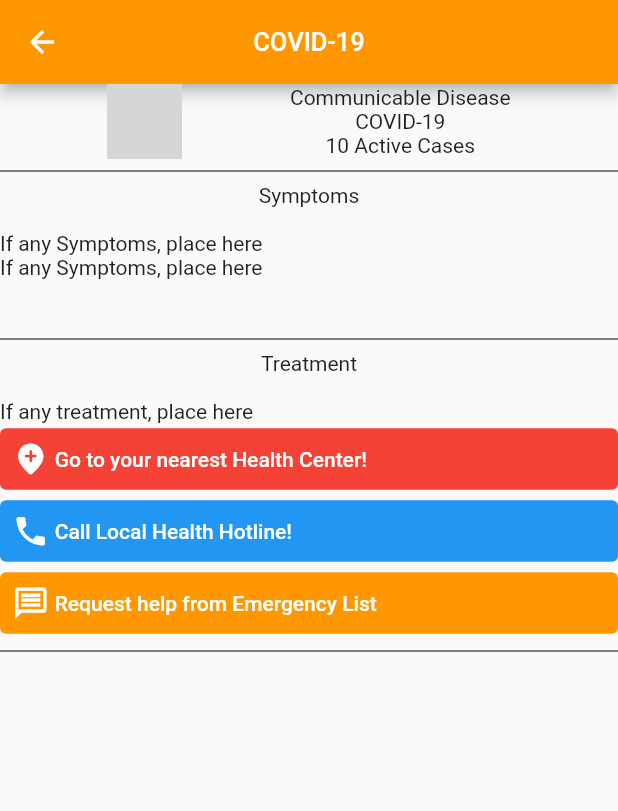
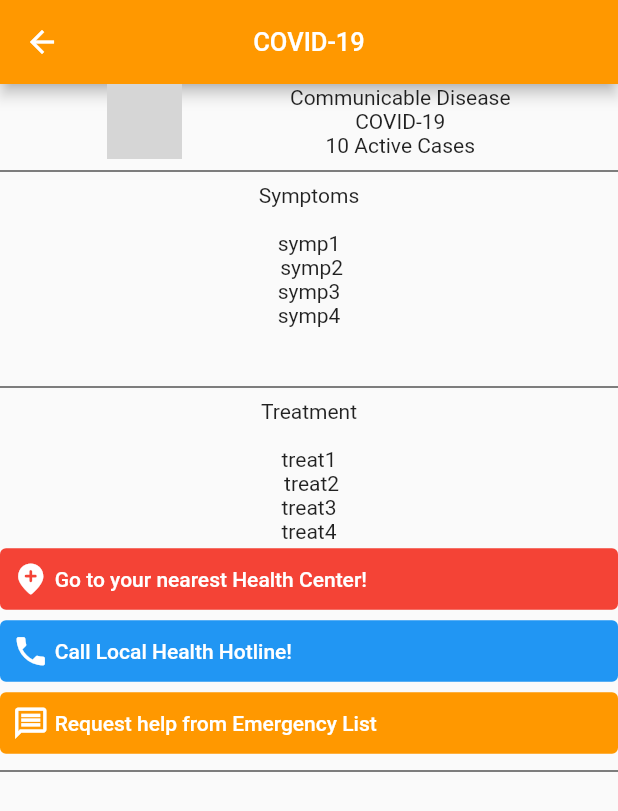
Before and after one commit to DineshBoyjoo/Google-SDG, a Flutter app: the disease screen opened directly, on a phone screen of 412 x 824 dp. Shown: the top 811 px of the screen. Run offline on Flutter 3.47's test engine with Material 2 defaults, Android fonts, the light colour scheme and no system bars; our stand-ins replace animate_do, geolocator; missing offline and left inert: geocoder, web_scraper; network calls fail; grey boxes are pictures that could not be loaded.

Commit message:
Commit 30/03/2021

```diff
--- a/dinfosease/lib/functions.dart
+++ b/dinfosease/lib/functions.dart
@@ -1,6 +1,6 @@
 import 'package:url_launcher/url_launcher.dart';
 import 'package:geolocator/geolocator.dart' ;
-import 'package:geocode/geocode.dart';
+
 
 
 
@@ -18,11 +18,7 @@ messageContacts(String MessageWarn,var _phoneNum,var emergencyContact) async { /
   MessageWarn=MessageWarn+" My Last Online Location is: https://www.google.com/maps?q="+lastPosition.latitude.toString()+"+"+lastPosition.longitude.toString(); //For Current Location
   //print("MSG: "+MessageWarn);
 
-  GeoCode geoCode = GeoCode();
 
-  //Coordinates coordinates = await geoCode.forwardGeocoding(address: "532 S Olive St, Los Angeles, CA 90013");
-
-  Coordinates coordinates = await geoCode.forwardGeocoding(address: "532 S Olive St, Los Angeles, CA 90013");
 
   // print("Latitude: ${coordinates.latitude}");
   // print("Longitude: ${coordinates.longitude}");
--- a/dinfosease/lib/globalvar.dart
+++ b/dinfosease/lib/globalvar.dart
@@ -1,35 +1,103 @@
- import 'dart:ffi';
 
-String country = "";
+//Edit variable from line 3 to line 20 only for populating data
+//----------------------------------------------------------------------------------
   final String population = "1.2M";
-//final String flag = "https://media.gettyimages.com/photos/national-flag-of-the-republic-of-mauritius-picture-id645009405?s=612x612";
-  String flag = "";
   var diseaseName=["COVID-19","Tuberculosis","Malaria","Flu"];
   var mediaURL = [
     'https://www.foundationhealth.org/.api2/binaries/0PhOWfdecz/thumbnails/Icon-germ-04.png?width=300',
     'https://image.flaticon.com/icons/png/512/773/773895.png',
     'https://thumbs.dreamstime.com/b/malaria-mosquito-icon-vector-outline-illustration-malaria-mosquito-icon-vector-outline-malaria-mosquito-sign-isolated-contour-168860447.jpg',
-  'https://thumbs.dreamstime.com/z/sneeze-common-cold-flu-icon-as-eps-file-190899647.jpg'];
+    'https://thumbs.dreamstime.com/z/sneeze-common-cold-flu-icon-as-eps-file-190899647.jpg'
+  ];
   var activeCountDisease = [ 10 ,11,12,13 ];
-String warningBannerData = "40 New Covid Cases today 21/03/2021";
-var emergencyContact = []; //Serves as broadcast Address for Private emergency Message. Fill in with numbers if dev wishes to broadcast without adding number to interface
+  String symp1 = 'symp1 \n symp2\nsymp3\nsymp4';
+  String symp2 = 'symp1';
+  String symp3 = 'symp1\nsymp2';
+  String symp4 = 'symp1\nsymp2\nsymp3\nsymp4';
+
+  String treat1 = 'treat1 \n treat2\ntreat3\ntreat4';
+  String treat2 = 'treat1';
+  String treat3 = 'treat1\ntreat2';
+  String treat4 = 'treat1\ntreat2\ntreat3\ntreat4';
+
+  //----------------------------------------------------------------------------------
 
 
-class symptoms {
+  String flag = "";
+  var emergencyContact = []; //Serves as broadcast Address for Private emergency Message. Fill in with numbers if dev wishes to broadcast without adding number to interface
+  String warningBannerData = "40 New Covid Cases today 21/03/2021"; //*
+  String country = "";
 
-  List ListOfsymptoms = [  ];
 
-  void addSymptom(String s){
-    ListOfsymptoms.add(s);
-  }
 
-  String dispAll(){
-    String returning = "";
-    for(int y=0;y<ListOfsymptoms.length;y++){
-      returning=returning+ListOfsymptoms[y]+"\n";
-    }
+    // var symp1 = [];
+    // var symp2 = [];
+    // var symp3 = [];
+    // var symp4 = [];
 
-    return returning;
-  }
 
- }
+  // addSymptoms(int id,String symp){
+  //       switch(id){
+  //       case 0 :
+  //         symp1=symp1+"\n"+symp;
+  //         break;
+  //       case 1:
+  //         symp2=symp2+"\n"+symp;
+  //         break;
+  //       case 2:
+  //         symp3=symp3+"\n"+symp;
+  //         break;
+  //       case 3:
+  //         symp4=symp4+"\n"+symp;
+  //         break;
+  //   }
+  // }
+
+
+
+
+
+//
+//   List symp
+// // class symptom {1 = [];
+//   List symp2 = [];
+//   List symp3 = [];
+//   List symp4 = [];
+//
+//
+//   void addSymptom(int identify , String s){
+//
+//     switch(identify){
+//       case 1 :
+//         symp1.add(s);
+//         break;
+//       case 2:
+//         symp2.add(s);
+//         break;
+//       case 3:
+//         symp3.add(s);
+//         break;
+//       case 4:
+//         symp4.add(s);
+//         break;
+//     }
+//   }
+//
+//   List getData(int identify){
+//     switch(identify){
+//       case 1 :
+//         return this.symp1;
+//         break;
+//       case 2:
+//         return this.symp2;
+//         break;
+//       case 3:
+//         return this.symp3;
+//         break;
+//       case 4:
+//         return this.symp4;
+//         break;
+//     }
+//   }
+//
+// }
--- a/dinfosease/lib/viewdiseases.dart
+++ b/dinfosease/lib/viewdiseases.dart
@@ -59,8 +59,39 @@ class MydiseaseState extends State<disease> {
                   color: Colors.black
               ),
               Text("Symptoms\n",textAlign: TextAlign.center,),
-              Text("If any Symptoms, place here"),
-              Text("If any Symptoms, place here"),
+
+              if(widget.location.toInt()==0)
+                Text(symp1,textAlign: TextAlign.center,),
+
+              if(widget.location.toInt()==1)
+                Text(symp2,textAlign: TextAlign.center,),
+
+              if(widget.location.toInt()==2)
+                Text(symp3,textAlign: TextAlign.center,),
+
+              if(widget.location.toInt()==3)
+                Text(symp4,textAlign: TextAlign.center,),
+
+
+              // if(widget.location.toInt()==0)
+              //   // for(int y=0;y<symp1.length;y++)
+              //   //   Text(symp1[y].toString()),
+              //
+              // if(widget.location.toInt()==1)
+              //   // for(int y=0;y<symp2.length;y++)
+              //   //   Text(symp2[y].toString()),
+              //
+              // if(widget.location.toInt()==2)
+              //   // for(int y=0;y<symp3.length;y++)
+              //   //   Text(symp3[y].toString()),
+              //
+              // if(widget.location.toInt()==3)
+              //   // for(int y=0;y<symp4.length;y++)
+              //   //   Text(symp4[y].toString()),
+
+
+              // Text("If any Symptoms, place here"),
+              // Text("If any Symptoms, place here"),
               Text("\n"),
 
               Divider(
@@ -68,7 +99,19 @@ class MydiseaseState extends State<disease> {
               ),
 
               Text("Treatment\n",textAlign: TextAlign.center,),
-              Text("If any treatment, place here"),
+              //Text("If any treatment, place here"),
+
+              if(widget.location.toInt()==0)
+                Text(treat1,textAlign: TextAlign.center,),
+
+              if(widget.location.toInt()==1)
+                Text(treat2,textAlign: TextAlign.center,),
+
+              if(widget.location.toInt()==2)
+                Text(treat3,textAlign: TextAlign.center,),
+
+              if(widget.location.toInt()==3)
+                Text(treat4,textAlign: TextAlign.center,),
 
               TextButton(
                 style: ButtonStyle(
--- a/dinfosease/pubspec.yaml
+++ b/dinfosease/pubspec.yaml
@@ -23,8 +23,10 @@ environment:
 dependencies:
   geolocator: ^6.1.1
   geocoder: ^0.2.1
-  geocode: ^0.1.3
+  #geocode: ^0.1.3
   path_provider: ^2.0.1
+  web_scraper: ^0.1.0
+
 
 
   google_maps_flutter: ^2.0.1
```
Also changed, not shown: dinfosease/lib/getstart.dart (+13 -12 lines), dinfosease/lib/main.dart (+37 -1 lines), dinfosease/lib/maps.dart (+16 -1 lines), dinfosease/pubspec.lock. Lines whose indentation alone changed are shown as unchanged.
